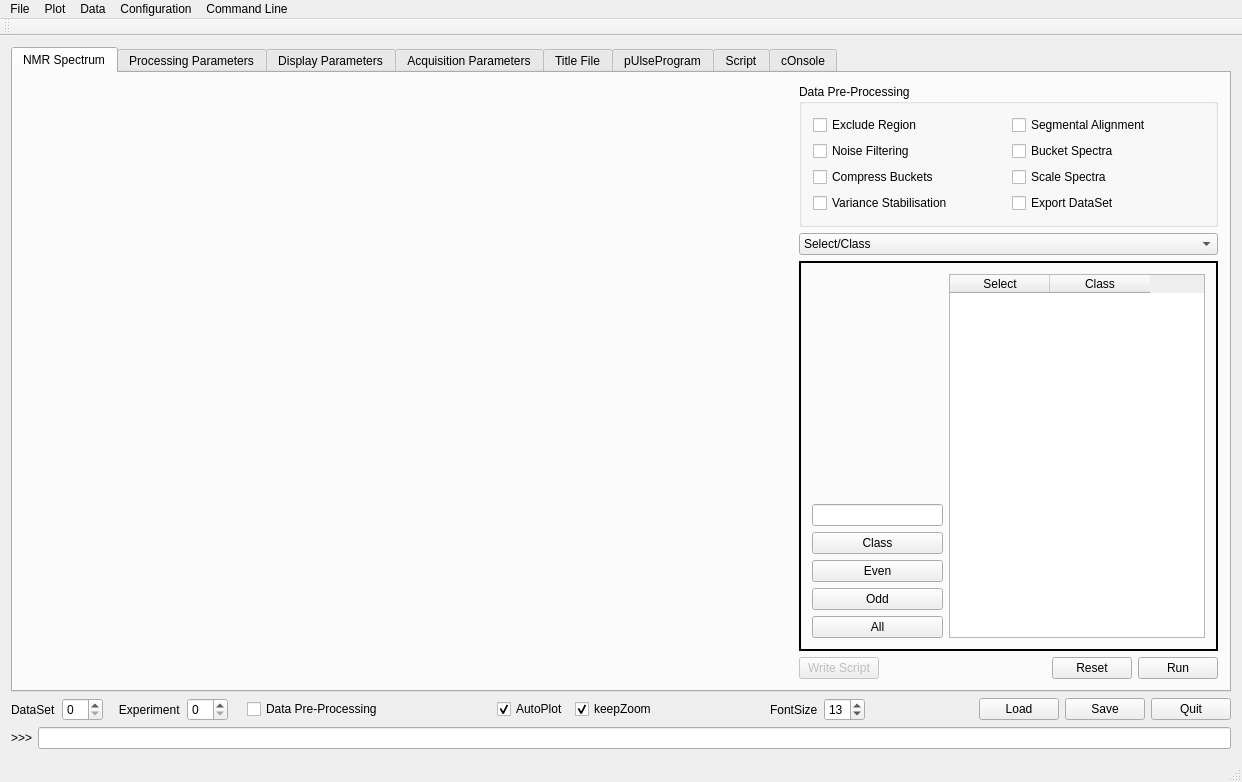
Above: metabolabpy/ui/metabolabpy_mainwindow.ui from ludwigc/metabolabpy before the change. Below: the same form after it.
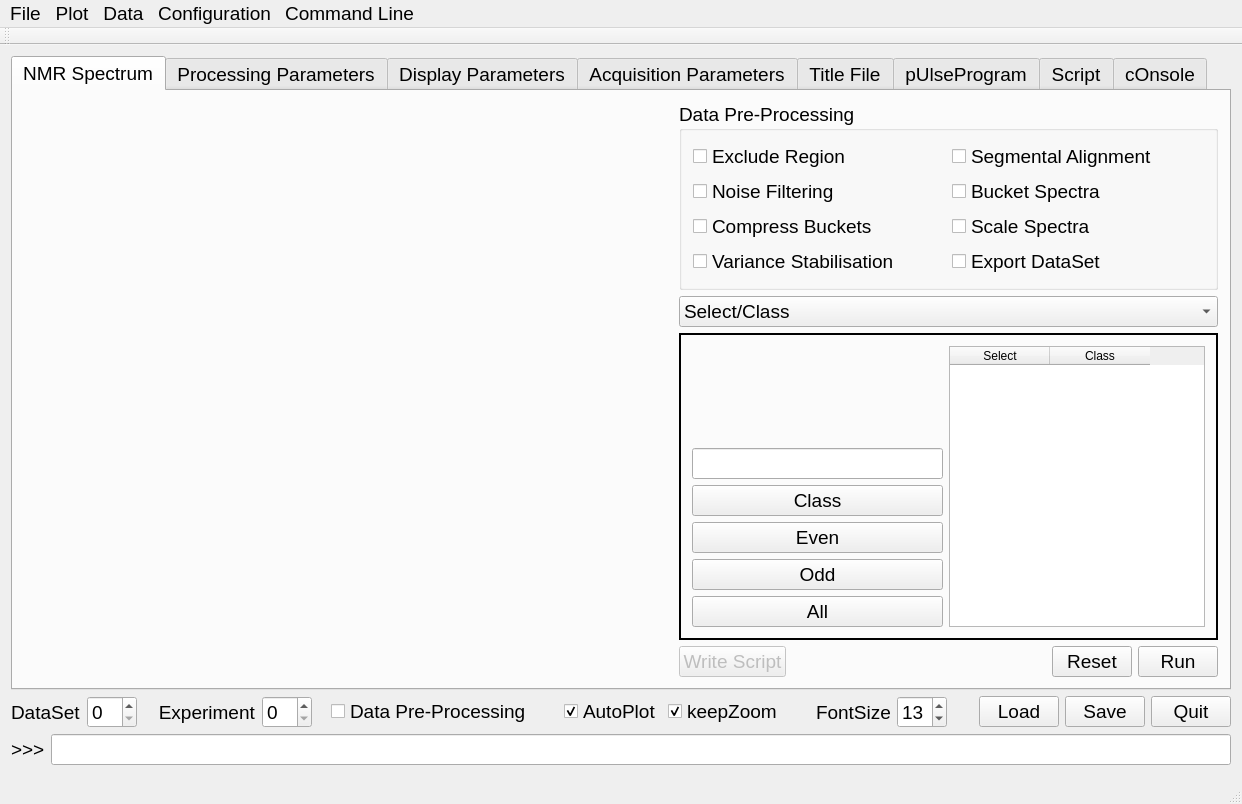
That is the form after the change. Custom widgets are drawn as their Qt base class.

Patch:
```diff
--- a/metabolabpy/ui/metabolabpy_mainwindow.ui
+++ b/metabolabpy/ui/metabolabpy_mainwindow.ui
@@ -7,9 +7,14 @@
     <x>0</x>
     <y>0</y>
     <width>1242</width>
-    <height>782</height>
+    <height>804</height>
    </rect>
   </property>
+  <property name="font">
+   <font>
+    <pointsize>14</pointsize>
+   </font>
+  </property>
   <property name="windowTitle">
    <string>MetaboLabPy GUI</string>
   </property>
```
Left out of the diff: 73 changed lines with no effect on the pictures.
